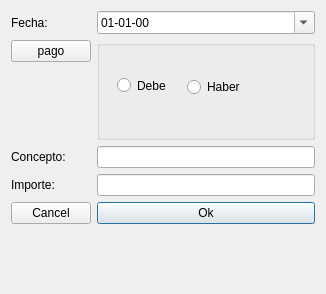
Before: the Qt Designer form movimiento.ui in waltermas-gitter/infomesas2, drawn with Qt 5.
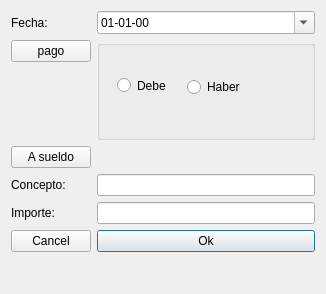
After: the same form once the commit is applied.

Diff of the .ui file:
```diff
--- a/movimiento.ui
+++ b/movimiento.ui
@@ -70,42 +70,42 @@
      </widget>
     </widget>
    </item>
-   <item row="2" column="0">
+   <item row="3" column="0">
     <widget class="QLabel" name="label_2">
      <property name="text">
       <string>Concepto:</string>
      </property>
     </widget>
    </item>
-   <item row="2" column="1">
+   <item row="3" column="1">
     <widget class="QLineEdit" name="conceptoLineEdit">
      <property name="alignment">
       <set>Qt::AlignLeading|Qt::AlignLeft|Qt::AlignVCenter</set>
      </property>
     </widget>
    </item>
-   <item row="3" column="0">
+   <item row="4" column="0">
     <widget class="QLabel" name="label_3">
      <property name="text">
       <string>Importe:</string>
      </property>
     </widget>
    </item>
-   <item row="3" column="1">
+   <item row="4" column="1">
     <widget class="QLineEdit" name="importeLineEdit">
      <property name="alignment">
       <set>Qt::AlignRight|Qt::AlignTrailing|Qt::AlignVCenter</set>
      </property>
     </widget>
    </item>
-   <item row="4" column="0">
+   <item row="5" column="0">
     <widget class="QPushButton" name="cancelPushButton">
      <property name="text">
       <string>Cancel</string>
      </property>
     </widget>
    </item>
-   <item row="4" column="1">
+   <item row="5" column="1">
     <widget class="QPushButton" name="okPushButton">
      <property name="text">
       <string>Ok</string>
@@ -122,6 +122,13 @@
      </property>
     </widget>
    </item>
+   <item row="2" column="0">
+    <widget class="QPushButton" name="asueldoPushButton">
+     <property name="text">
+      <string>A sueldo</string>
+     </property>
+    </widget>
+   </item>
   </layout>
  </widget>
  <resources/>
```
